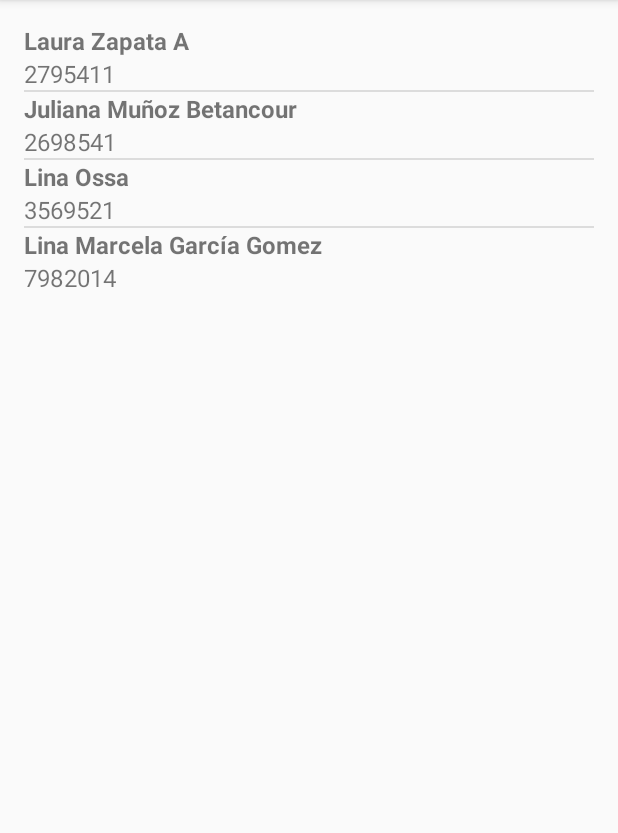
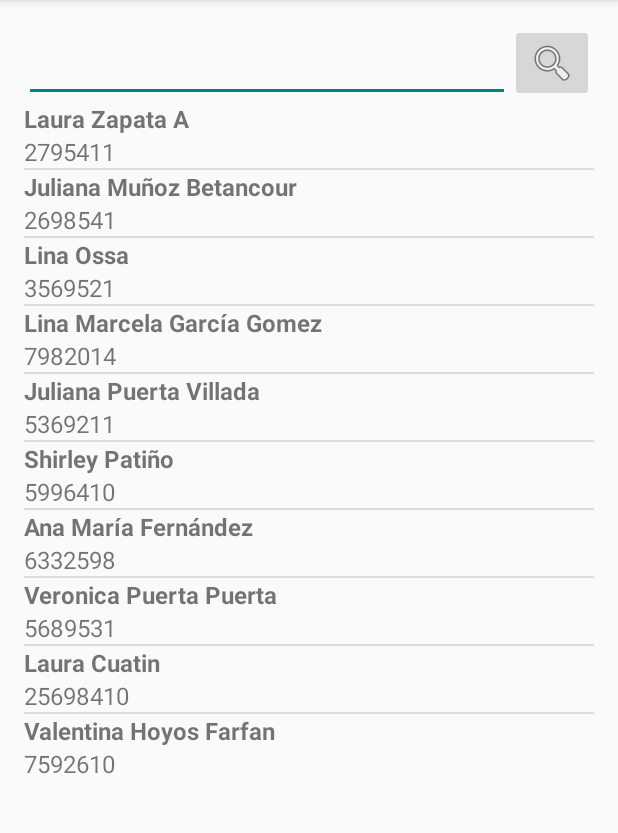
Before and after one commit to jcarlosj/SENA-Android-02-Ejemplo-CRUD-SQLite-Buscador-ListView, an Android app: the screen it shows after launch (MainActivity), on a phone screen of 412 x 824 dp, the part 84-917 px from its top. Run offline under Robolectric (Android 15) with nearby library versions, the phone set to English and light mode, and no system bars.

Commit message:
Agregamos un campo de busquedas por nombre al "Activity" principal.  - Modificamos el archivo "DataBaseManager.java" y agregamos el método "buscarContacto()" retornamos el resultado como un cursor.  - Modificamos el archivo "activity_main.xml" le agregamos un componente de tipo "EditText" e "ImageButton"

```diff
--- a/app/src/main/java/co/jce/sena/sqlite/DataBaseManager.java
+++ b/app/src/main/java/co/jce/sena/sqlite/DataBaseManager.java
@@ -4,6 +4,7 @@ import android.content.ContentValues;
 import android.content.Context;
 import android.database.Cursor;
 import android.database.sqlite.SQLiteDatabase;
+import android.widget.Toast;
 
 import java.net.ContentHandler;
 
@@ -87,7 +88,7 @@ public class DataBaseManager {
 
     public void editarTelefono( String nombre, String nuevoTelefono ) {
         //-> db .update( TABLE, ContentValues, Clausula WHERE,  Array ARGUMENTS Where );
-        db .update( TABLE_NAME, contenedor_valores( nombre, nuevoTelefono), CN_NAME + "=?", new String[] { nombre } );
+        db .update(TABLE_NAME, contenedor_valores(nombre, nuevoTelefono), CN_NAME + "=?", new String[]{nombre});
     }
 
     //-> Cargamos la lista de contactos en un cursor
@@ -95,4 +96,21 @@ public class DataBaseManager {
         //-> db. query( String table, String [] columns, String selection, String [] selectionArgs, String groupBy, String having, String orderBy );
         return db .query( TABLE_NAME, columnas, null, null, null, null, null );
     }
+
+    //-> Buscar contacto por nombre.
+    public Cursor buscarContacto( String nombre ) {
+
+        nombre = nombre .trim();                    //: Eliminamos los espacios al inicio y al final de la cadena.
+
+        String cadenaABuscar = "%",                 //: Inicializamos la cadena de busqueda con "%".
+               busqueda[] = nombre .split( " " );   //: Fragmentamos la busqueda por cada espacio en blanco.
+
+        //-> Itera cada campo del "Array" para ser concatenado en la cadena final de búsqueda.
+        for( String item : busqueda ) {
+            cadenaABuscar += item + "%";            //: Concatenamos cada item del "Array" agregandole un "%"
+        }
+
+        return db .query( TABLE_NAME, columnas, CN_NAME + " LIKE ?", new String[] { cadenaABuscar } , null, null, null );
+    }
+
 }
--- a/app/src/main/java/co/jce/sena/sqlite/MainActivity.java
+++ b/app/src/main/java/co/jce/sena/sqlite/MainActivity.java
@@ -5,17 +5,25 @@ import android.support.v7.app.AppCompatActivity;
 import android.os.Bundle;
 import android.view.Menu;
 import android.view.MenuItem;
+import android.view.View;
+import android.widget.EditText;
+import android.widget.ImageButton;
 import android.widget.ListView;
 import android.widget.SimpleCursorAdapter;
+import android.widget.TextView;
+import android.widget.Toast;
 
-public class MainActivity extends AppCompatActivity {
+public class MainActivity extends AppCompatActivity implements View.OnClickListener {
 
     //-> Atributos (Componentes)
     private ListView lvContactos;
+    private EditText etBuscar;
+    private ImageButton ibBuscar;
 
     //-> Atributos (Especiales)
     private DataBaseManager manager;
-    private Cursor cContactos;
+    private Cursor cContactos,
+                   cBusqueda;
     private SimpleCursorAdapter adaptador;
 
     @Override
@@ -25,6 +33,11 @@ public class MainActivity extends AppCompatActivity {
 
         //-> Accedemos a los componentes del "Activity"
         lvContactos = ( ListView ) findViewById( R .id .lvContactos );
+        etBuscar = ( EditText ) findViewById( R .id .etBuscar );
+        ibBuscar = ( ImageButton ) findViewById( R .id .ibBuscar );
+
+        //-> Creamos el escuchador para el botón "Buscar"
+        ibBuscar .setOnClickListener( this );
 
         //-> Accedemos a la clase que construye la BD.
         //   (Instanciamos)
@@ -37,7 +50,13 @@ public class MainActivity extends AppCompatActivity {
         manager .insertar_Android( "Laura Zapata A", "2795411" );
         manager .insertar_Tradicional("Juliana Muñoz Betancour", "2698541");
         manager .insertar_Android("Lina Ossa", "3569521");
-        manager .insertar_Android( "Lina Marcela García Gomez", "7982014" );
+        manager .insertar_Android("Lina Marcela García Gomez", "7982014");
+        manager .insertar_Android("Juliana Puerta Villada", "5369211");
+        manager .insertar_Android("Shirley Patiño", "5996410");
+        manager .insertar_Android("Ana María Fernández", "6332598");
+        manager .insertar_Android( "Veronica Puerta Puerta", "5689531" );
+        manager .insertar_Android( "Laura Cuatin", "25698410" );
+        manager .insertar_Android( "Valentina Hoyos Farfan", "7592610" );
 
         //-> Creamos un "Array" con los valores de los campos traidos de la BD
         String from[] = new String[] {
@@ -83,4 +102,16 @@ public class MainActivity extends AppCompatActivity {
 
         return super.onOptionsItemSelected(item);
     }
+
+    @Override
+    public void onClick( View v ) {
+
+        if( v .getId() == R .id .ibBuscar ) {
+            //-> Colocamos la busqueda en un cursor nuevo.
+            cBusqueda = manager .buscarContacto( etBuscar .getText() .toString() );
+            adaptador .changeCursor( cBusqueda );       //: Cambiamos el cursor que desplegará el "ListView"
+
+        }
+
+    }
 }
--- a/app/src/main/res/layout/activity_main.xml
+++ b/app/src/main/res/layout/activity_main.xml
@@ -6,9 +6,29 @@
     android:paddingBottom="@dimen/activity_vertical_margin" tools:context=".MainActivity"
     android:orientation="vertical">
 
+    <LinearLayout
+        android:orientation="horizontal"
+        android:layout_width="match_parent"
+        android:layout_height="wrap_content">
+
+        <EditText
+            android:layout_width="wrap_content"
+            android:layout_height="match_parent"
+            android:id="@+id/etBuscar"
+            android:layout_weight="1" />
+
+        <ImageButton
+            android:layout_width="wrap_content"
+            android:layout_height="wrap_content"
+            android:id="@+id/ibBuscar"
+            android:src="@android:drawable/ic_menu_search" />
+
+    </LinearLayout>
+
     <ListView
         android:layout_width="match_parent"
         android:layout_height="wrap_content"
         android:id="@+id/lvContactos"
         android:layout_gravity="center_horizontal" />
+
 </LinearLayout>
```
